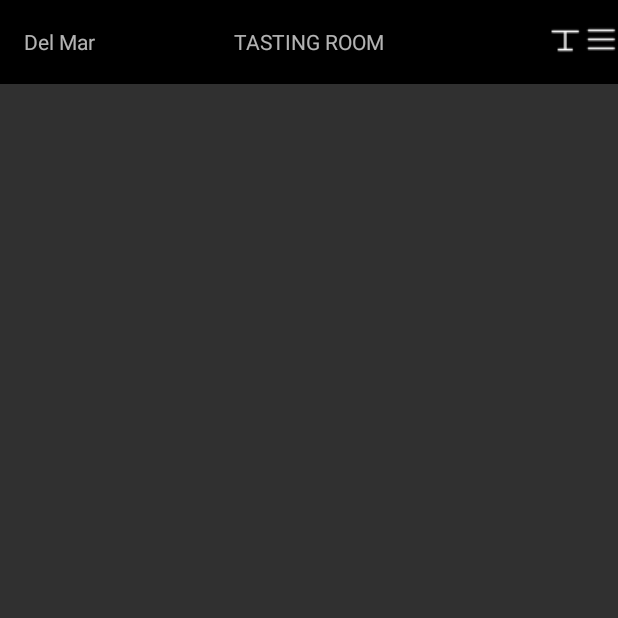
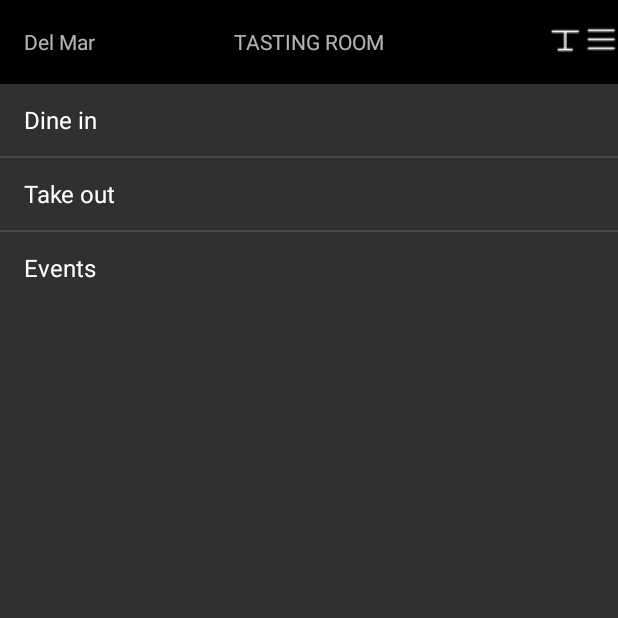
Before and after one commit to discreteunits/trdm-android, an Android app: the Tier1 screen opened directly, with no data from a screen before it, on a phone screen of 412 x 824 dp, the top half of it. Run offline under Robolectric (Android 15) with nearby library versions, the phone set to English and light mode, and no system bars.

Commit message:
Broken navigation drawer removed

```diff
--- a/TastingRoomDelMar/app/src/main/res/layout/activity_tier1.xml
+++ b/TastingRoomDelMar/app/src/main/res/layout/activity_tier1.xml
@@ -8,7 +8,7 @@
 
     <include layout="@layout/app_bar" />
 
-    <include layout="@layout/navigation_drawer" />
+    <!-- <include layout="@layout/navigation_drawer" /> -->
 
     <ListView
         android:layout_width="match_parent"
--- a/TastingRoomDelMar/app/src/main/res/layout/activity_tier2_dine_in.xml
+++ b/TastingRoomDelMar/app/src/main/res/layout/activity_tier2_dine_in.xml
@@ -47,7 +47,7 @@
         android:gravity="center"
         android:entries="@array/tier2_entries" />
 
-    <android.support.v4.widget.DrawerLayout
+    <!-- <android.support.v4.widget.DrawerLayout
         xmlns:android="http://schemas.android.com/apk/res/android"
         android:id="@+id/nav_drawer"
         android:layout_width="match_parent"
@@ -66,6 +66,6 @@
             android:divider="@android:color/transparent"
             android:dividerHeight="0dp" />
 
-    </android.support.v4.widget.DrawerLayout>
+    </android.support.v4.widget.DrawerLayout> -->
 
 </LinearLayout>
```
